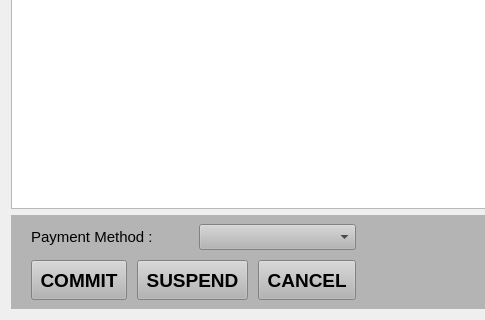
The window that estorecpp/addbill.ui (Watti/estorecpp) describes before a commit, drawn with Qt 5; both pictures show x 0 to 485 and y 170 to 490 of the 840 by 490 pixel window.
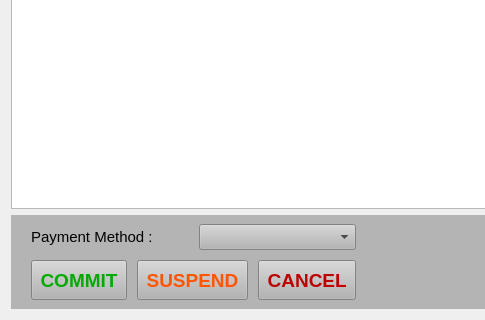
The same window after the commit.

```diff
--- a/estorecpp/addbill.ui
+++ b/estorecpp/addbill.ui
@@ -1159,6 +1159,43 @@
             <height>40</height>
            </size>
           </property>
+          <property name="palette">
+           <palette>
+            <active>
+             <colorrole role="ButtonText">
+              <brush brushstyle="SolidPattern">
+               <color alpha="255">
+                <red>0</red>
+                <green>170</green>
+                <blue>0</blue>
+               </color>
+              </brush>
+             </colorrole>
+            </active>
+            <inactive>
+             <colorrole role="ButtonText">
+              <brush brushstyle="SolidPattern">
+               <color alpha="255">
+                <red>0</red>
+                <green>170</green>
+                <blue>0</blue>
+               </color>
+              </brush>
+             </colorrole>
+            </inactive>
+            <disabled>
+             <colorrole role="ButtonText">
+              <brush brushstyle="SolidPattern">
+               <color alpha="255">
+                <red>90</red>
+                <green>90</green>
+                <blue>90</blue>
+               </color>
+              </brush>
+             </colorrole>
+            </disabled>
+           </palette>
+          </property>
           <property name="font">
            <font>
             <family>Arial</family>
@@ -1180,6 +1217,43 @@
             <height>40</height>
            </size>
           </property>
+          <property name="palette">
+           <palette>
+            <active>
+             <colorrole role="ButtonText">
+              <brush brushstyle="SolidPattern">
+               <color alpha="255">
+                <red>255</red>
+                <green>85</green>
+                <blue>0</blue>
+               </color>
+              </brush>
+             </colorrole>
+            </active>
+            <inactive>
+             <colorrole role="ButtonText">
+              <brush brushstyle="SolidPattern">
+               <color alpha="255">
+                <red>255</red>
+                <green>85</green>
+                <blue>0</blue>
+               </color>
+              </brush>
+             </colorrole>
+            </inactive>
+            <disabled>
+             <colorrole role="ButtonText">
+              <brush brushstyle="SolidPattern">
+               <color alpha="255">
+                <red>90</red>
+                <green>90</green>
+                <blue>90</blue>
+               </color>
+              </brush>
+             </colorrole>
+            </disabled>
+           </palette>
+          </property>
           <property name="font">
            <font>
             <family>Arial</family>
@@ -1207,6 +1281,43 @@
             <height>0</height>
            </size>
           </property>
+          <property name="palette">
+           <palette>
+            <active>
+             <colorrole role="ButtonText">
+              <brush brushstyle="SolidPattern">
+               <color alpha="255">
+                <red>188</red>
+                <green>0</green>
+                <blue>0</blue>
+               </color>
+              </brush>
+             </colorrole>
+            </active>
+            <inactive>
+             <colorrole role="ButtonText">
+              <brush brushstyle="SolidPattern">
+               <color alpha="255">
+                <red>188</red>
+                <green>0</green>
+                <blue>0</blue>
+               </color>
+              </brush>
+             </colorrole>
+            </inactive>
+            <disabled>
+             <colorrole role="ButtonText">
+              <brush brushstyle="SolidPattern">
+               <color alpha="255">
+                <red>90</red>
+                <green>90</green>
+                <blue>90</blue>
+               </color>
+              </brush>
+             </colorrole>
+            </disabled>
+           </palette>
+          </property>
           <property name="font">
            <font>
             <family>Arial</family>
```
